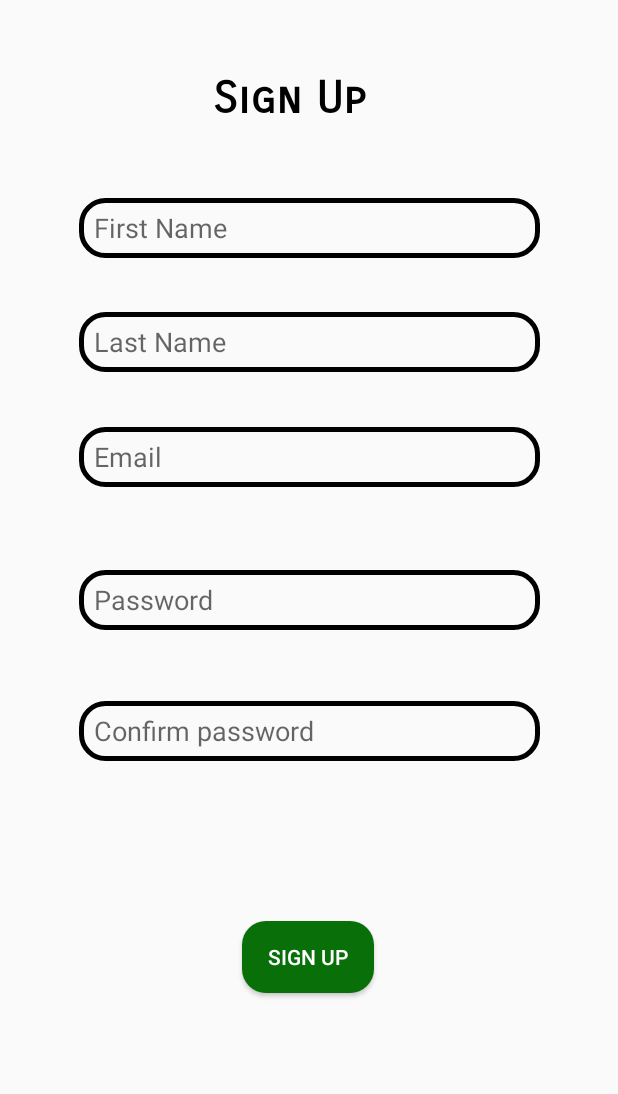
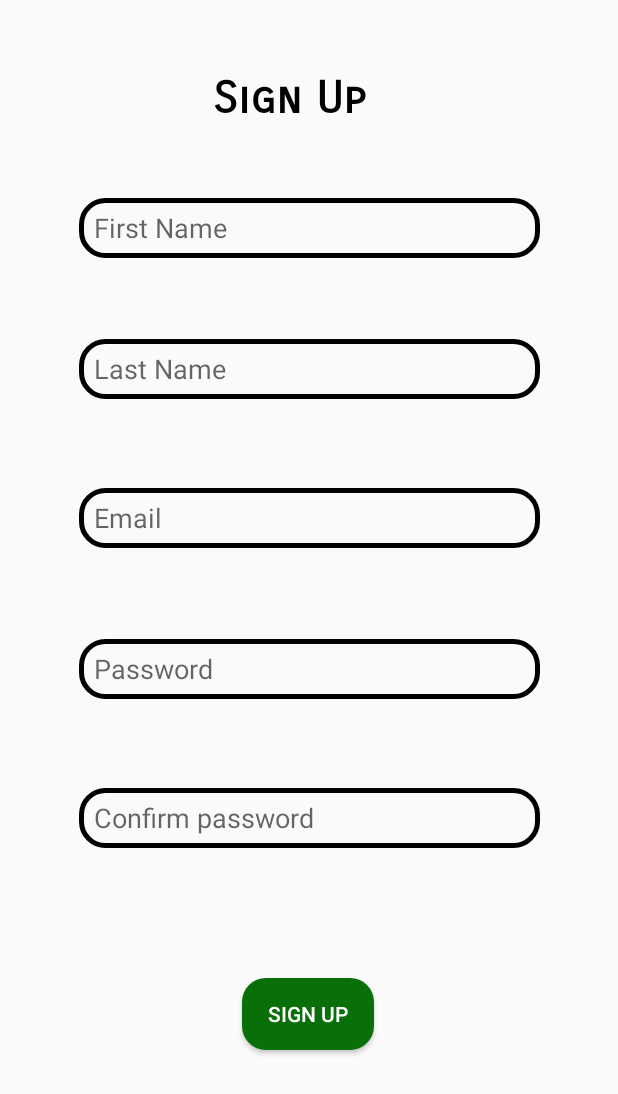
Before and after one commit to crazyalok/OEDR, an Android app: the signup screen opened directly, with no data from a screen before it, on a phone screen of 412 x 824 dp. Shown: the top 1094 px of the screen. Run offline under Robolectric (Android 15) with nearby library versions, the phone set to English and light mode, and no system bars; our stand-ins replace Firebase (no records; nobody signed in at launch, a user with empty details on screens opened directly).

Commit message:
signup pass done

```diff
--- a/app/src/main/res/layout/activity_signup.xml
+++ b/app/src/main/res/layout/activity_signup.xml
@@ -27,18 +27,17 @@
         android:id="@+id/editText3"
         android:layout_width="307dp"
         android:layout_height="40dp"
-        android:layout_marginTop="36dp"
         android:background="@drawable/default_edittext"
         android:ems="10"
         android:hint="Last Name"
+        android:inputType="textPersonName"
         android:paddingLeft="10dp"
         android:paddingRight="10dp"
-        android:inputType="textPersonName"
         app:layout_constraintBottom_toBottomOf="parent"
         app:layout_constraintEnd_toEndOf="parent"
         app:layout_constraintStart_toStartOf="parent"
-        app:layout_constraintTop_toBottomOf="@+id/editText2"
-        app:layout_constraintVertical_bias="0.0" />
+        app:layout_constraintTop_toBottomOf="@+id/error2"
+        app:layout_constraintVertical_bias="0.058" />
 
     <EditText
         android:id="@+id/editText4"
@@ -47,14 +46,14 @@
         android:background="@drawable/default_edittext"
         android:ems="10"
         android:hint="Email "
+        android:inputType="textEmailAddress"
         android:paddingLeft="10dp"
         android:paddingRight="10dp"
-        android:inputType="textEmailAddress"
         app:layout_constraintBottom_toBottomOf="parent"
         app:layout_constraintEnd_toEndOf="parent"
         app:layout_constraintStart_toStartOf="parent"
-        app:layout_constraintTop_toBottomOf="@+id/editText3"
-        app:layout_constraintVertical_bias="0.069" />
+        app:layout_constraintTop_toBottomOf="@+id/error3"
+        app:layout_constraintVertical_bias="0.08" />
 
     <EditText
         android:id="@+id/editText5"
@@ -62,15 +61,15 @@
         android:layout_height="40dp"
         android:background="@drawable/default_edittext"
         android:ems="10"
+        android:hint="Password"
+        android:inputType="textPassword"
         android:paddingLeft="10dp"
         android:paddingRight="10dp"
-        android:hint="Password"
-        android:inputType="textPassword"
         app:layout_constraintBottom_toBottomOf="parent"
         app:layout_constraintEnd_toEndOf="parent"
         app:layout_constraintStart_toStartOf="parent"
-        app:layout_constraintTop_toBottomOf="@+id/editText4"
-        app:layout_constraintVertical_bias="0.121" />
+        app:layout_constraintTop_toBottomOf="@+id/error4"
+        app:layout_constraintVertical_bias="0.103" />
 
     <EditText
         android:id="@+id/editText6"
@@ -78,15 +77,15 @@
         android:layout_height="40dp"
         android:background="@drawable/default_edittext"
         android:ems="10"
+        android:hint="Confirm password"
+        android:inputType="textPassword"
         android:paddingLeft="10dp"
         android:paddingRight="10dp"
-        android:hint="Confirm password"
-        android:inputType="textPassword"
         app:layout_constraintBottom_toBottomOf="parent"
         app:layout_constraintEnd_toEndOf="parent"
         app:layout_constraintStart_toStartOf="parent"
-        app:layout_constraintTop_toBottomOf="@+id/editText5"
-        app:layout_constraintVertical_bias="0.13" />
+        app:layout_constraintTop_toBottomOf="@+id/error5"
+        app:layout_constraintVertical_bias="0.135" />
 
     <Button
         android:id="@+id/button3"
```
